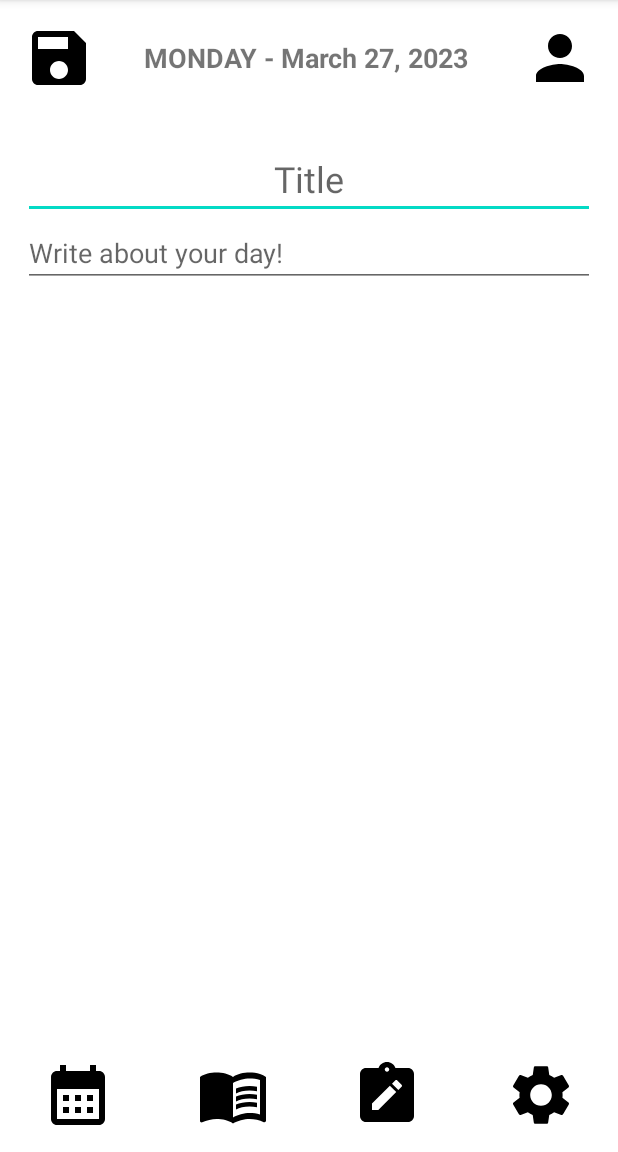
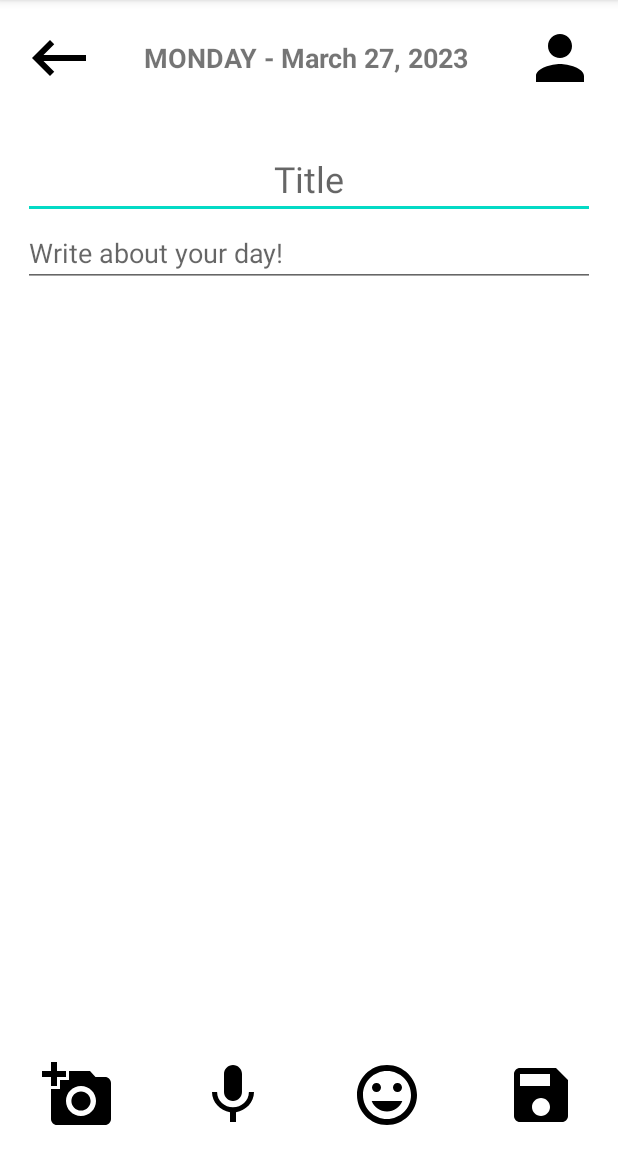
Before and after one commit to joshcrispo/DiaryApp, an Android app: the WriteEntry screen opened directly, with no data from a screen before it, on a phone screen of 412 x 824 dp, the part 84-1236 px from its top. Run offline under Robolectric (Android 15) with nearby library versions, the phone set to English and light mode, and no system bars.

Commit message:
added event handler for writeEntry activity

```diff
--- a/app/src/main/java/com/example/diaryapp/WriteEntry.java
+++ b/app/src/main/java/com/example/diaryapp/WriteEntry.java
@@ -3,14 +3,25 @@ package com.example.diaryapp;
 import androidx.appcompat.app.AppCompatActivity;
 
 import android.annotation.SuppressLint;
+import android.content.Intent;
 import android.os.Bundle;
 import android.text.format.DateFormat;
+import android.widget.ImageButton;
 import android.widget.TextView;
+import android.widget.Toast;
 
 import java.time.LocalDate;
 import java.util.Date;
 
 public class WriteEntry extends AppCompatActivity {
+
+    ImageButton back;
+    ImageButton user;
+    ImageButton photo;
+    ImageButton audio;
+    ImageButton mood;
+    ImageButton save;
+
 
     TextView date;
     Date d = new Date();
@@ -25,5 +36,21 @@ public class WriteEntry extends AppCompatActivity {
 
         date = (TextView) this.findViewById(R.id.entryDate);
         date.setText(day + " - " +s);
+
+        back = (ImageButton) findViewById(R.id.go_back);
+        user = (ImageButton) findViewById(R.id.user_button);
+        photo = (ImageButton) findViewById(R.id.photo);
+        audio = (ImageButton) findViewById(R.id.audio);
+        mood = (ImageButton) findViewById(R.id.mood);
+        save = (ImageButton) findViewById(R.id.save);
+
+        // Event handlers for buttons
+        back.setOnClickListener(view -> startActivity(new Intent(WriteEntry.this, Menu.class)));
+        user.setOnClickListener(view -> Toast.makeText(WriteEntry.this, "Clicked user", Toast.LENGTH_LONG).show());
+        photo.setOnClickListener(view -> Toast.makeText(WriteEntry.this, "Clicked photo", Toast.LENGTH_LONG).show());
+        audio.setOnClickListener(view -> Toast.makeText(WriteEntry.this, "Clicked audio", Toast.LENGTH_LONG).show());
+        mood.setOnClickListener(view -> Toast.makeText(WriteEntry.this, "Clicked mood", Toast.LENGTH_LONG).show());
+        save.setOnClickListener(view -> Toast.makeText(WriteEntry.this, "Clicked save", Toast.LENGTH_LONG).show());
+
     }
 }
--- a/app/src/main/res/layout/activity_write_entry.xml
+++ b/app/src/main/res/layout/activity_write_entry.xml
@@ -17,9 +17,10 @@
 
 
         <ImageButton
+            android:id="@+id/go_back"
             android:layout_width="fill_parent"
             android:layout_height="fill_parent"
-            android:src="@drawable/ic_baseline_save_24"
+            android:src="@drawable/ic_baseline_keyboard_backspace_24"
             android:background="@null"
             android:layout_weight="7"></ImageButton>
 
@@ -98,34 +99,34 @@
         <ImageButton
             android:layout_width="fill_parent"
             android:layout_height="fill_parent"
-            android:src="@drawable/ic_baseline_calendar_month_24"
+            android:src="@drawable/ic_baseline_add_a_photo_24"
             android:background="@null"
             android:layout_weight="1"
-            android:id="@+id/calendar"
+            android:id="@+id/photo"
             ></ImageButton>
         <ImageButton
             android:layout_width="fill_parent"
             android:layout_height="fill_parent"
-            android:src="@drawable/ic_baseline_menu_book_24"
+            android:src="@drawable/ic_baseline_mic_24"
             android:background="@null"
             android:layout_weight="1"
-            android:id="@+id/entryOverview"
+            android:id="@+id/audio"
             ></ImageButton>
         <ImageButton
             android:layout_width="fill_parent"
             android:layout_height="fill_parent"
-            android:src="@drawable/ic_baseline_note_alt_24"
+            android:src="@drawable/ic_baseline_mood_24"
             android:background="@null"
             android:layout_weight="1"
-            android:id="@+id/writeEntry"
+            android:id="@+id/mood"
             ></ImageButton>
         <ImageButton
             android:layout_width="fill_parent"
             android:layout_height="fill_parent"
-            android:src="@drawable/ic_baseline_settings_24"
+            android:src="@drawable/ic_baseline_save_24"
             android:background="@null"
             android:layout_weight="1"
-            android:id="@+id/settings"
+            android:id="@+id/save"
             ></ImageButton>
 
     </LinearLayout>
```
